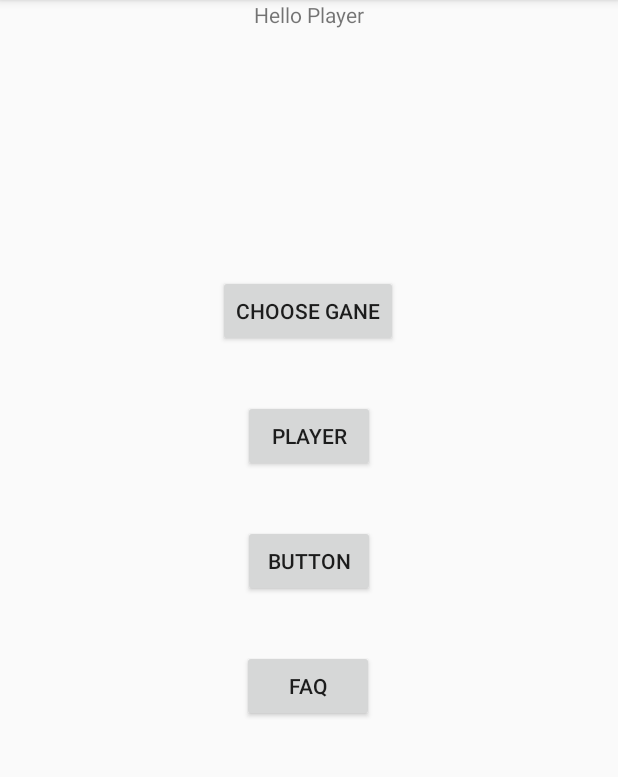
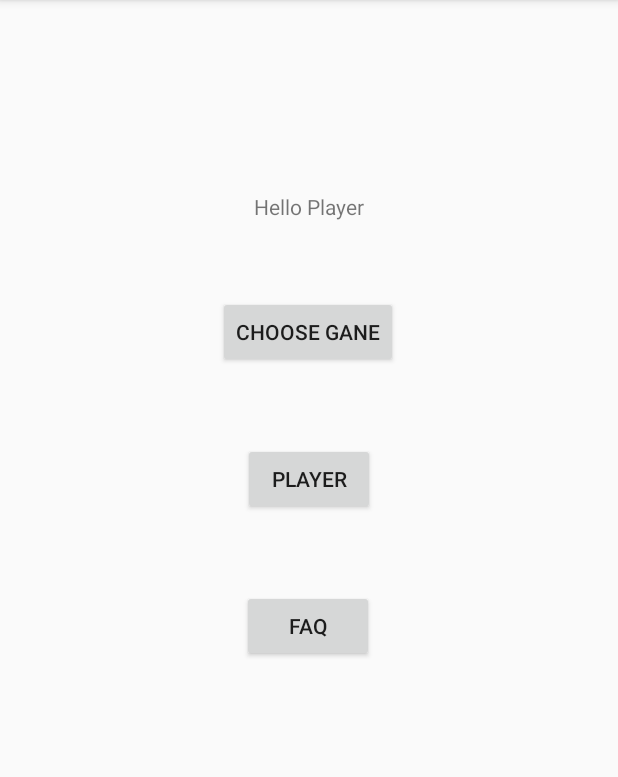
Before and after one commit to CryAway/MyMemory, an Android app: the screen it shows after launch (MainActivity), on a phone screen of 412 x 824 dp, the part 84-861 px from its top. Run offline under Robolectric (Android 15) with nearby library versions, the phone set to English and light mode, and no system bars.

Commit message:
Create some activities

```diff
--- a/app/src/main/java/com/example/mymemory/MainActivity.java
+++ b/app/src/main/java/com/example/mymemory/MainActivity.java
@@ -14,6 +14,7 @@ public class MainActivity extends AppCompatActivity {
         //Hi I'm Nhannn
         //Hello Lily is here.
         //Vy
+        //asddfdsf
     }
     public void Player(View v)
     {
--- a/app/src/main/res/layout/activity_main.xml
+++ b/app/src/main/res/layout/activity_main.xml
@@ -10,7 +10,7 @@
         android:id="@+id/button"
         android:layout_width="wrap_content"
         android:layout_height="wrap_content"
-        android:layout_marginTop="35dp"
+        android:layout_marginTop="50dp"
         android:onClick="Player"
         android:text="Player"
         app:layout_constraintEnd_toEndOf="parent"
@@ -21,29 +21,29 @@
         android:id="@+id/button3"
         android:layout_width="wrap_content"
         android:layout_height="wrap_content"
-        android:layout_marginTop="35dp"
+        android:layout_marginTop="50dp"
         android:onClick="Information"
         android:text="FAQ"
         app:layout_constraintEnd_toEndOf="parent"
         app:layout_constraintHorizontal_bias="0.498"
         app:layout_constraintStart_toStartOf="parent"
-        app:layout_constraintTop_toBottomOf="@+id/button7" />
+        app:layout_constraintTop_toBottomOf="@+id/button" />
 
     <TextView
         android:id="@+id/textView"
         android:layout_width="wrap_content"
         android:layout_height="wrap_content"
-        android:layout_marginBottom="36dp"
+        android:layout_marginTop="128dp"
         android:text="Hello Player"
-        app:layout_constraintBottom_toTopOf="@+id/button5"
         app:layout_constraintEnd_toEndOf="parent"
-        app:layout_constraintStart_toStartOf="parent" />
+        app:layout_constraintStart_toStartOf="parent"
+        app:layout_constraintTop_toTopOf="parent" />
 
     <Button
         android:id="@+id/button5"
         android:layout_width="wrap_content"
         android:layout_height="wrap_content"
-        android:layout_marginTop="164dp"
+        android:layout_marginTop="50dp"
         android:onClick="GameMenu"
         android:text="Choose Gane"
         app:layout_constraintEnd_toEndOf="parent"
@@ -51,13 +51,4 @@
         app:layout_constraintStart_toStartOf="parent"
         app:layout_constraintTop_toBottomOf="@+id/textView" />
 
-    <Button
-        android:id="@+id/button7"
-        android:layout_width="wrap_content"
-        android:layout_height="wrap_content"
-        android:layout_marginTop="35dp"
-        android:text="Button"
-        app:layout_constraintEnd_toEndOf="parent"
-        app:layout_constraintStart_toStartOf="parent"
-        app:layout_constraintTop_toBottomOf="@+id/button" />
 </android.support.constraint.ConstraintLayout>
```
Also changed, not shown: app/src/main/res/layout/activity_player.xml (+13 -2 lines).
